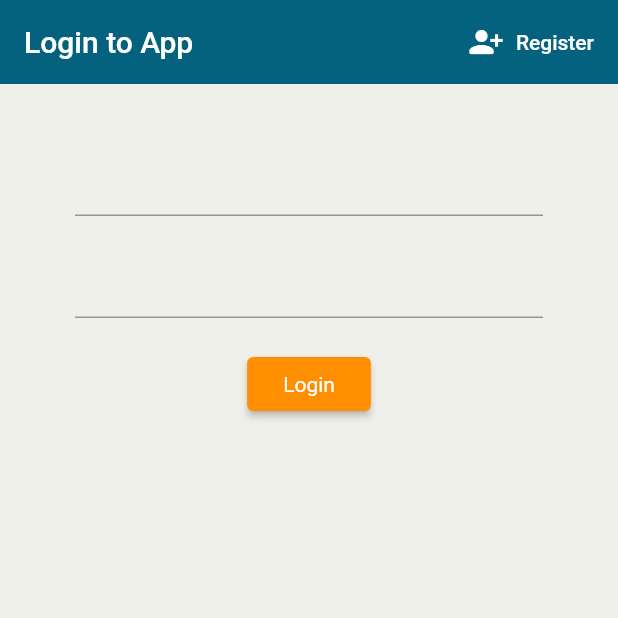
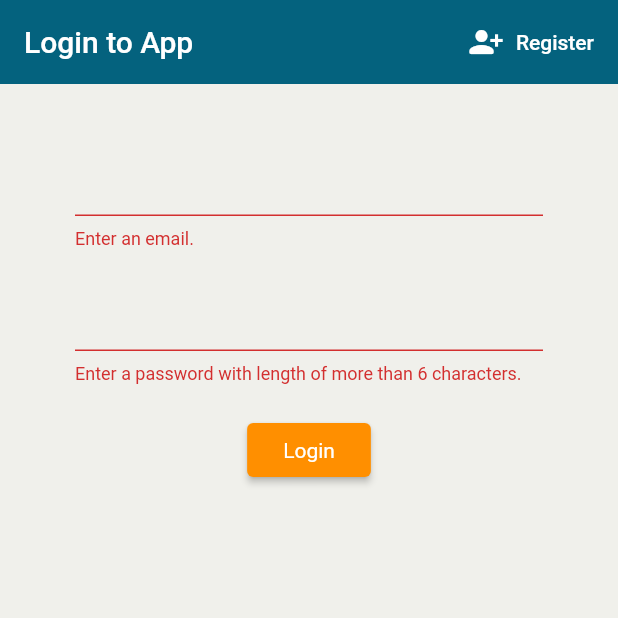
Before and after one commit to jasonchn18/drug-addiction-recovery-app, a Flutter app: the screen it shows after launch, after a tap on "Login", on a phone screen of 412 x 824 dp, the top half of it. Run offline on Flutter 3.47's test engine with Material 2 defaults, Android fonts, the phone set to English and light mode, and no system bars; our stand-ins replace firebase_auth, firebase_core; accounts and stored records are empty.

Commit message:
#13 - Sign in With Email & Password

```diff
--- a/lib/screens/authentication/login.dart
+++ b/lib/screens/authentication/login.dart
@@ -15,10 +15,12 @@
 class _LoginState extends State<Login> {
 
   final AuthService _auth = AuthService();
+  final _formKey = GlobalKey<FormState>();
 
   // Text field state
   String email = '';
   String password = '';
+  String error = '';
 
   @override
   Widget build(BuildContext context) {
@@ -51,11 +53,14 @@
       ),
       body: Container(
         padding: EdgeInsets.symmetric(vertical: 20.0, horizontal: 50.0),
+        child: Form(
+          key: _formKey,
           child: Column(
             children: <Widget>[
               SizedBox(height: 20.0),
               // Email text field:
               TextFormField(
+                validator: (val) => val!.isEmpty ? 'Enter an email.' : null,
                 onChanged: (val) {
                   // val represents whatever is in the form field
                   // onChanged means everytime something is typed or deleted from the form field
@@ -66,6 +71,7 @@
               // Password text field:
               TextFormField(
                 obscureText: true,
+                validator: (val) => val!.length < 6 ? 'Enter a password with length of more than 6 characters.' : null,
                 onChanged: (val) {
                   setState(() => password = val);
                 },
@@ -73,8 +79,14 @@
               SizedBox(height: 20.0),
               ElevatedButton(
                 onPressed: () async {
+                  if (_formKey.currentState!.validate()) {
+                    dynamic result = await _auth.signInWithEmailAndPassword(email, password);
+                    if (result == null) {
+                      setState(() => error = 'Could not sign in with those credentials.');
+                    }
                     print(email);
                     print(password);
+                  }
                 },
                 child: Padding(
                   padding: const EdgeInsets.all(8.0),
@@ -85,7 +97,13 @@
                   textStyle: MaterialStateProperty.all(TextStyle(color:Colors.white))
                 ),
               ),
+              SizedBox(height: 12.0),
+              Text(
+                error,
+                style: TextStyle(color: Colors.red, fontSize:14.0),
+              ),
             ],
+            ),
         )
         // child: ElevatedButton(
         //   child: Text('Login Anon'),
--- a/lib/screens/authentication/register.dart
+++ b/lib/screens/authentication/register.dart
@@ -85,10 +85,7 @@
                     // if receive null value only continue
                     dynamic result = await _auth.registerWithEmailAndPassword(email, password);
                     if (result == null) {
-                      setState(() => error = 'Please supply a valid email');
-                    }
-                    else {
-
+                      setState(() => error = 'Please supply a valid email.');
                     }
                     print(email);
                     print(password);
@@ -107,7 +104,7 @@
               Text(
                 error,
                 style: TextStyle(color: Colors.red, fontSize:14.0),
-              )
+              ),
             ],
           ),
         )
--- a/lib/services/auth.dart
+++ b/lib/services/auth.dart
@@ -34,6 +34,17 @@
   }
 
   // method to login with email and password
+  Future signInWithEmailAndPassword(String email, String password) async {
+    try {
+      UserCredential result = await _auth.signInWithEmailAndPassword(email: email, password: password);
+      User? user = result.user;
+      return _userFromFirebaseUser(user);
+    }
+    catch(e) {
+      print(e.toString());
+      return null;
+    }
+  }
 
   // method to register with email and password
   Future registerWithEmailAndPassword(String email, String password) async {
```
Lines whose indentation alone changed are shown as unchanged.
